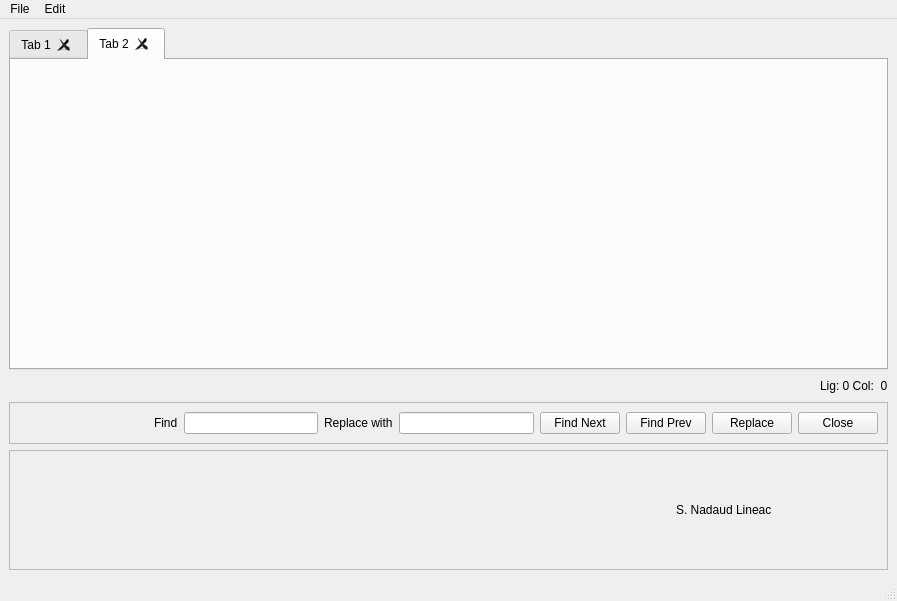
Before: the Qt Designer form mainwindow.ui in caytro/LineacTextEditor, drawn with Qt 5.
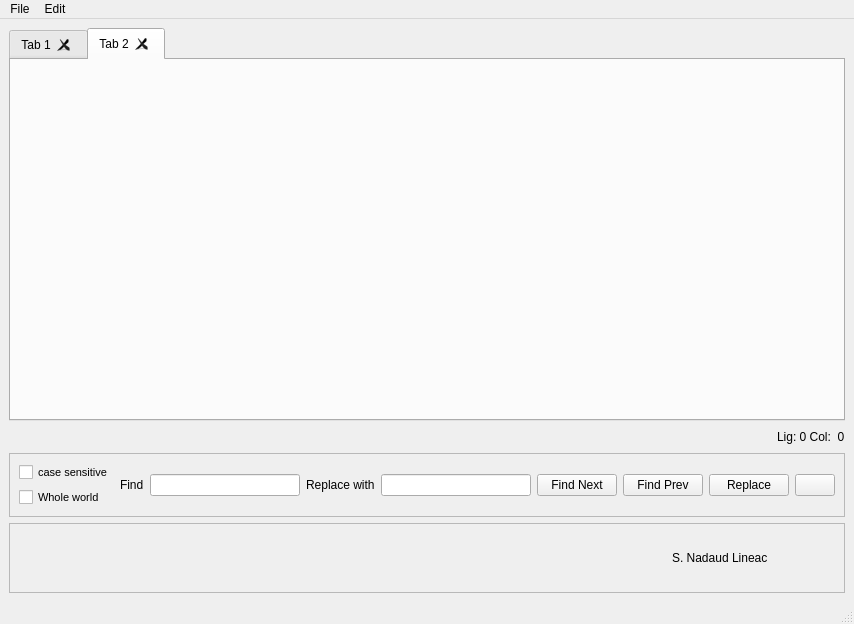
After: the same form once the commit is applied. Icons and pictures are not drawn.

Commit message: Add find case sensitive and whole word options

Patch:
```diff
--- a/mainwindow.ui
+++ b/mainwindow.ui
@@ -6,17 +6,17 @@
    <rect>
     <x>0</x>
     <y>0</y>
-    <width>897</width>
-    <height>601</height>
+    <width>854</width>
+    <height>624</height>
    </rect>
   </property>
   <property name="windowTitle">
    <string>Lin&amp;ac Text Editor</string>
   </property>
   <widget class="QWidget" name="centralwidget">
-   <layout class="QVBoxLayout" name="verticalLayout_2">
+   <layout class="QVBoxLayout" name="verticalLayout_4">
     <item>
-     <layout class="QVBoxLayout" name="verticalLayout">
+     <layout class="QVBoxLayout" name="verticalLayout_2">
       <item>
        <widget class="QTabWidget" name="tabWidget">
         <property name="currentIndex">
@@ -91,17 +91,32 @@
         </property>
         <layout class="QHBoxLayout" name="horizontalLayout_2">
          <item>
-          <spacer name="spacerFind">
-           <property name="orientation">
-            <enum>Qt::Horizontal</enum>
-           </property>
-           <property name="sizeHint" stdset="0">
-            <size>
-             <width>106</width>
-             <height>20</height>
-            </size>
-           </property>
-          </spacer>
+          <layout class="QVBoxLayout" name="verticalLayout">
+           <item>
+            <widget class="QCheckBox" name="checkBoxCaseSensitive">
+             <property name="font">
+              <font>
+               <pointsize>8</pointsize>
+              </font>
+             </property>
+             <property name="text">
+              <string>case sensitive</string>
+             </property>
+            </widget>
+           </item>
+           <item>
+            <widget class="QCheckBox" name="checkBoxWholeWords">
+             <property name="font">
+              <font>
+               <pointsize>8</pointsize>
+              </font>
+             </property>
+             <property name="text">
+              <string>Whole world</string>
+             </property>
+            </widget>
+           </item>
+          </layout>
          </item>
          <item>
           <widget class="QLabel" name="labelFind">
@@ -153,7 +168,7 @@
             </sizepolicy>
            </property>
            <property name="text">
-            <string notr="true">Close</string>
+            <string notr="true"/>
            </property>
            <property name="icon">
             <iconset>
@@ -170,14 +185,14 @@
        <widget class="QFrame" name="frame">
         <property name="sizePolicy">
          <sizepolicy hsizetype="Expanding" vsizetype="Fixed">
-          <horstretch>100</horstretch>
-          <verstretch>100</verstretch>
+          <horstretch>68</horstretch>
+          <verstretch>64</verstretch>
          </sizepolicy>
         </property>
         <property name="minimumSize">
          <size>
           <width>0</width>
-          <height>100</height>
+          <height>64</height>
          </size>
         </property>
         <property name="frameShape">
@@ -187,6 +202,21 @@
          <enum>QFrame::Raised</enum>
         </property>
         <layout class="QHBoxLayout" name="horizontalLayout_4">
+         <property name="spacing">
+          <number>10</number>
+         </property>
+         <property name="leftMargin">
+          <number>2</number>
+         </property>
+         <property name="topMargin">
+          <number>2</number>
+         </property>
+         <property name="rightMargin">
+          <number>2</number>
+         </property>
+         <property name="bottomMargin">
+          <number>2</number>
+         </property>
          <item>
           <layout class="QHBoxLayout" name="horizontalLayout_3">
            <item>
@@ -219,8 +249,8 @@
              </property>
              <property name="minimumSize">
               <size>
-               <width>100</width>
-               <height>100</height>
+               <width>64</width>
+               <height>64</height>
               </size>
              </property>
              <property name="styleSheet">
@@ -245,7 +275,7 @@
     <rect>
      <x>0</x>
      <y>0</y>
-     <width>897</width>
+     <width>854</width>
      <height>22</height>
     </rect>
    </property>
```
The commit also changes 3 other files.
